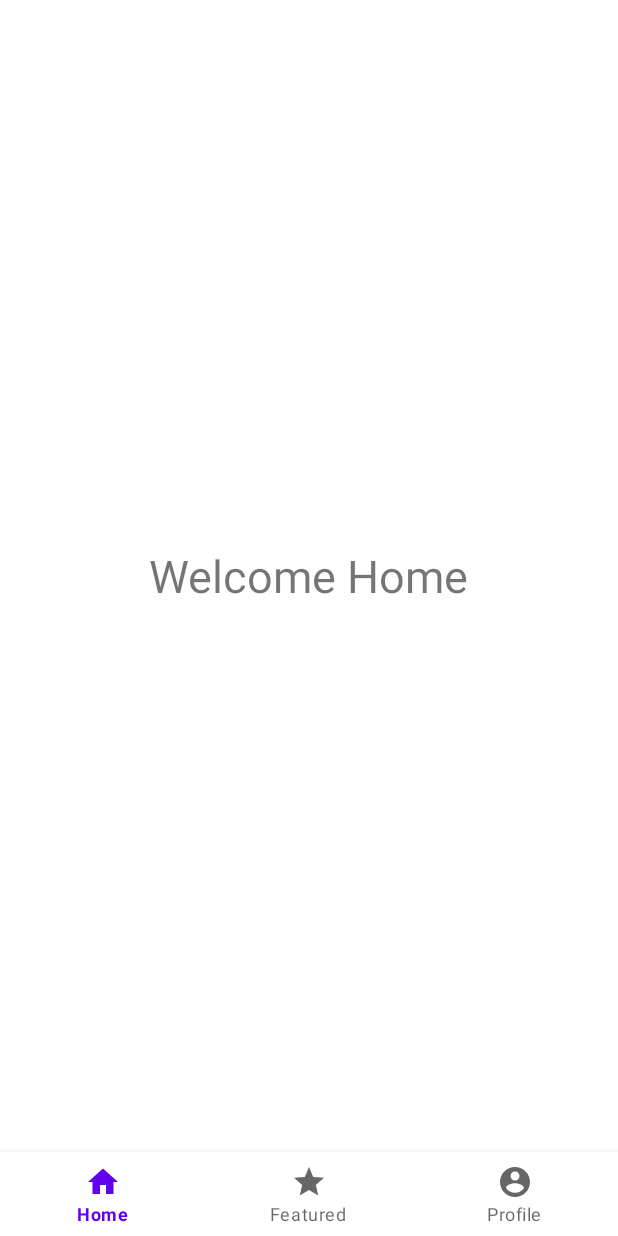
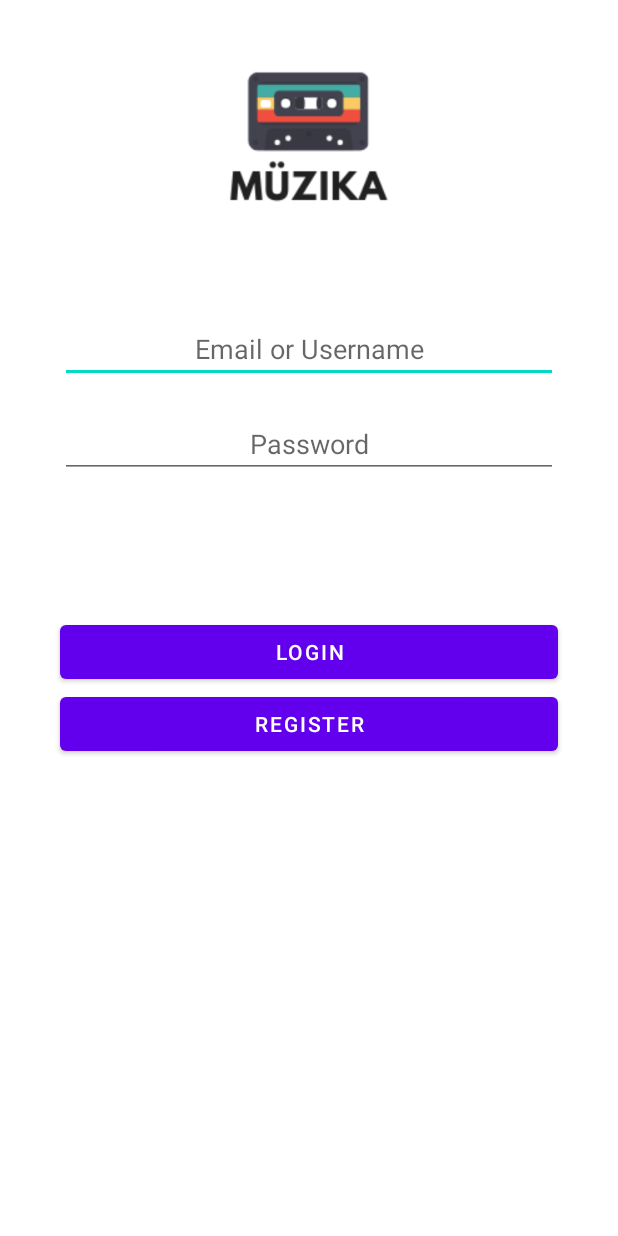
Before and after one commit to wajihmej/Muzika, an Android app: the screen it shows after launch (MainActivity before the commit, Login after it), on a phone screen of 412 x 824 dp. Run offline under Robolectric (Android 15) with nearby library versions, the phone set to English and light mode, and no system bars.

Commit message:
Login and Register

```diff
--- a/app/src/main/AndroidManifest.xml
+++ b/app/src/main/AndroidManifest.xml
@@ -9,6 +9,9 @@
         android:roundIcon="@mipmap/ic_launcher_round"
         android:supportsRtl="true"
         android:theme="@style/Theme.Muzika">
+        <activity android:name=".Register"></activity>
+        <activity android:name=".Login"></activity>
+        <activity android:name=".HomePage" />
         <activity android:name=".MainActivity">
             <intent-filter>
                 <action android:name="android.intent.action.MAIN" />
--- /dev/null
+++ b/app/src/main/java/tn/example/muzika/Login.java
@@ -0,0 +1,65 @@
+package tn.example.muzika;
+
+import androidx.appcompat.app.AppCompatActivity;
+
+import android.content.Intent;
+import android.os.Bundle;
+import android.view.View;
+import android.widget.Button;
+
+public class Login extends AppCompatActivity {
+
+    Button Register,Login;
+
+    @Override
+    protected void onCreate(Bundle savedInstanceState) {
+        super.onCreate(savedInstanceState);
+        setContentView(R.layout.activity_login);
+
+        Login = findViewById(R.id.loginbutton);
+        Register = findViewById(R.id.registerbutton);
+
+        Register.setOnClickListener(new View.OnClickListener() {
+            @Override
+            public void onClick(View v) {
+                Intent intent =  new Intent(Login.this,Register.class);
+                startActivity(intent);
+            }
+        });
+        Login.setOnClickListener(new View.OnClickListener() {
+            @Override
+            public void onClick(View v) {
+                Intent intent =  new Intent(Login.this,HomePage.class);
+                startActivity(intent);
+                finish();
+            }
+        });
+
+    }
+
+    @Override
+    protected void onStart() {
+        super.onStart();
+    }
+
+    @Override
+    protected void onResume() {
+        super.onResume();
+    }
+
+    @Override
+    protected void onStop() {
+        super.onStop();
+    }
+
+    @Override
+    protected void onPause() {
+        super.onPause();
+    }
+
+    @Override
+    protected void onDestroy() {
+        super.onDestroy();
+    }
+
+}
--- a/app/src/main/java/tn/example/muzika/MainActivity.java
+++ b/app/src/main/java/tn/example/muzika/MainActivity.java
@@ -4,6 +4,7 @@ import androidx.annotation.NonNull;
 import androidx.appcompat.app.AppCompatActivity;
 import androidx.fragment.app.Fragment;
 
+import android.content.Intent;
 import android.os.Bundle;
 import android.view.MenuItem;
 
@@ -15,37 +16,34 @@ public class MainActivity extends AppCompatActivity {
     protected void onCreate(Bundle savedInstanceState) {
         super.onCreate(savedInstanceState);
         setContentView(R.layout.activity_main);
-
-        BottomNavigationView bottomNav = findViewById(R.id.bottom_navigation);
-        bottomNav.setOnNavigationItemSelectedListener(navListener);
-        //I added this if statement to keep the selected fragment when rotating the device
-        if (savedInstanceState == null) {
-            getSupportFragmentManager().beginTransaction().replace(R.id.fragment_container,
-                    new FragmentHome()).commit();
-        }
-
+        Intent intent =  new Intent(MainActivity.this,Login.class);
+        startActivity(intent);
+        finish();
     }
 
-    private BottomNavigationView.OnNavigationItemSelectedListener navListener =
-            new BottomNavigationView.OnNavigationItemSelectedListener() {
-                @Override
-                public boolean onNavigationItemSelected(@NonNull MenuItem item) {
-                    Fragment selectedFragment = null;
-                    switch (item.getItemId()) {
-                        case R.id.nav_home:
-                            selectedFragment = new FragmentHome();
-                            break;
-                        case R.id.nav_fav:
-                            selectedFragment = new FragmentFeatured();
-                            break;
-                        case R.id.nav_profile:
-                            selectedFragment = new FragmentProfile();
-                            break;
-                    }
-                    getSupportFragmentManager().beginTransaction().replace(R.id.fragment_container,
-                            selectedFragment).commit();
-                    return true;
-                }
-            };
+    @Override
+    protected void onStart() {
+        super.onStart();
+    }
+
+    @Override
+    protected void onResume() {
+        super.onResume();
+    }
+
+    @Override
+    protected void onStop() {
+        super.onStop();
+    }
+
+    @Override
+    protected void onPause() {
+        super.onPause();
+    }
+
+    @Override
+    protected void onDestroy() {
+        super.onDestroy();
+    }
 
 }
--- /dev/null
+++ b/app/src/main/res/layout/activity_login.xml
@@ -0,0 +1,97 @@
+<?xml version="1.0" encoding="utf-8"?>
+<androidx.constraintlayout.widget.ConstraintLayout
+    xmlns:android="http://schemas.android.com/apk/res/android"
+    xmlns:tools="http://schemas.android.com/tools"
+    xmlns:app="http://schemas.android.com/apk/res-auto"
+    android:layout_width="match_parent"
+    android:layout_height="match_parent"
+    tools:context=".Login">
+
+  <LinearLayout
+      android:layout_width="match_parent"
+      android:layout_height="match_parent"
+      android:orientation="vertical"
+      tools:layout_editor_absoluteX="148dp"
+      tools:layout_editor_absoluteY="136dp"
+      >
+    <RelativeLayout
+        android:layout_width="match_parent"
+        android:layout_height="wrap_content">
+
+      <RelativeLayout
+          android:layout_width="wrap_content"
+          android:layout_height="wrap_content"
+          android:layout_centerHorizontal="true">
+
+        <ImageView
+            android:layout_width="120dp"
+            android:layout_height="120dp"
+            android:layout_marginTop="30dp"
+            android:adjustViewBounds="true"
+            android:scaleType="centerInside"
+            android:src="@drawable/logoapp" />
+
+      </RelativeLayout>
+
+    </RelativeLayout>
+
+    <Space
+        android:layout_width="match_parent"
+        android:layout_height="60dp" />
+
+    <EditText
+        android:id="@+id/editTextTextEmailAddress"
+        android:layout_width="match_parent"
+        android:layout_height="wrap_content"
+        android:layout_marginLeft="40sp"
+        android:layout_marginRight="40sp"
+        android:ems="10"
+        android:hint="Email or Username"
+        android:inputType="textEmailAddress"
+        android:gravity="center"
+        android:textAlignment="gravity" />
+
+    <Space
+        android:layout_width="match_parent"
+        android:layout_height="18dp" />
+
+    <EditText
+        android:id="@+id/editTextTextPassword"
+        android:layout_width="match_parent"
+        android:layout_height="wrap_content"
+        android:layout_marginLeft="40sp"
+        android:layout_marginRight="40sp"
+        android:ems="10"
+        android:gravity="center"
+        android:hint="Password"
+        android:inputType="textPassword"
+
+        android:textAlignment="gravity" />
+
+    <Space
+        android:layout_width="match_parent"
+        android:layout_height="92dp" />
+
+    <Button
+
+        android:layout_marginLeft="40sp"
+        android:layout_marginRight="40sp"
+        android:id="@+id/loginbutton"
+        android:layout_width="match_parent"
+        android:layout_height="wrap_content"
+        android:text="Login"
+        android:gravity="center"
+        android:textAlignment="gravity"
+
+        />
+
+    <Button
+        android:layout_marginLeft="40sp"
+        android:layout_marginRight="40sp"
+        android:id="@+id/registerbutton"
+        android:layout_width="match_parent"
+        android:layout_height="wrap_content"
+        android:text="Register" />
+
+  </LinearLayout>
+</androidx.constraintlayout.widget.ConstraintLayout>
```
Also changed, not shown: app/src/main/java/tn/example/muzika/HomePage.java (added, +51 -0 lines), app/src/main/java/tn/example/muzika/Register.java (added, +14 -0 lines), app/src/main/res/layout/activity_home_page.xml (added, +23 -0 lines), app/src/main/res/layout/activity_main.xml (+10 -15 lines), app/src/main/res/layout/activity_register.xml (added, +122 -0 lines), app/src/main/res/drawable/logoapp.png (added).
